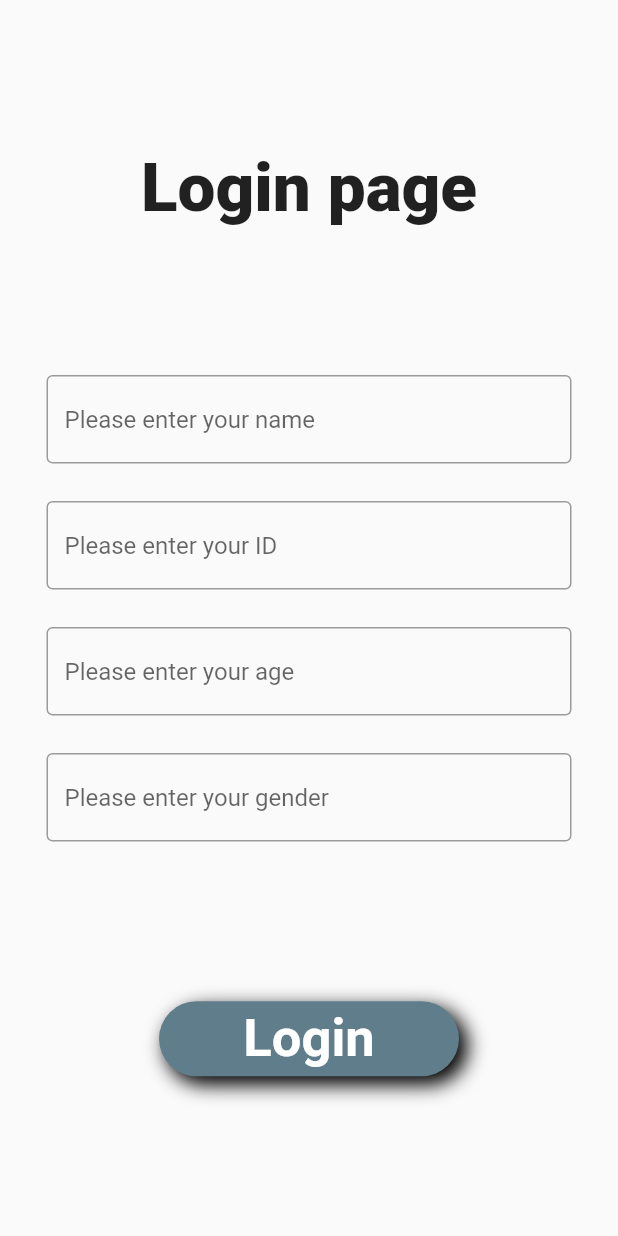
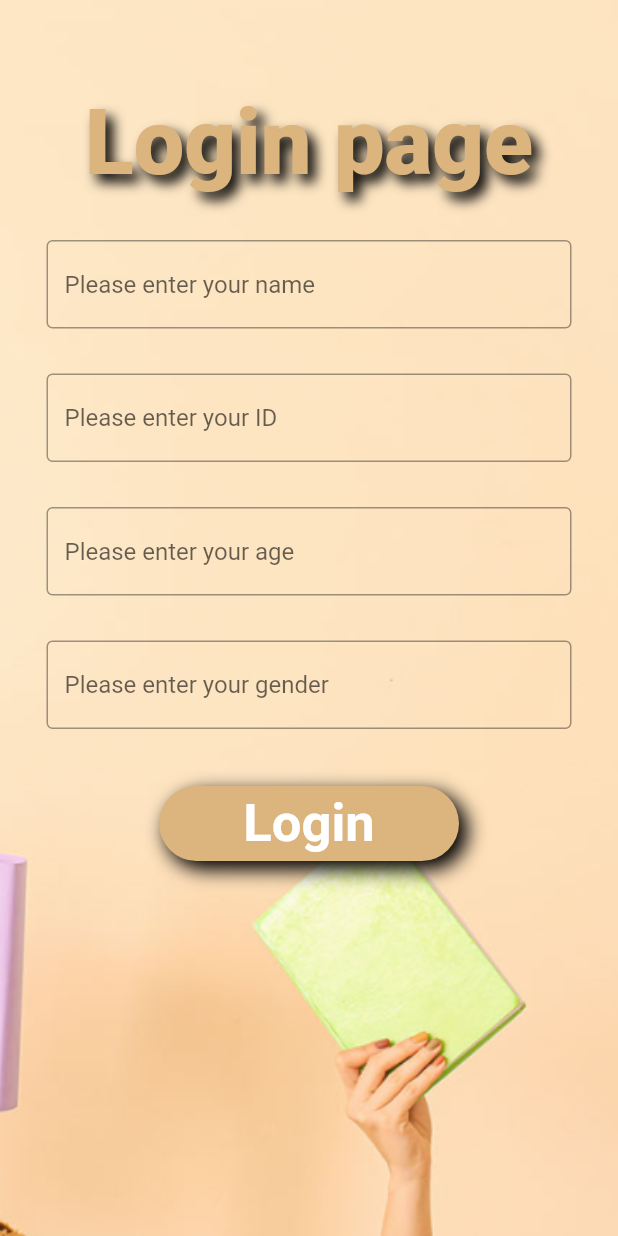
Before and after one commit to May-Cohen/ECT-project, a Flutter app: the screen it shows after launch, on a phone screen of 412 x 824 dp. Run offline on Flutter 3.47's test engine with Material 2 defaults, Android fonts, the phone set to English and light mode, and no system bars; our stand-ins replace csv.

Commit message:
graphics improvments

```diff
--- a/lib/Login page.dart
+++ b/lib/Login page.dart
@@ -1,6 +1,10 @@
 import 'dart:core';
 import 'package:flutter/material.dart';
+import 'dart:io';
+import 'package:csv/csv.dart';
+import 'package:path_provider/path_provider.dart';
 import 'Explanation page.dart';
+import 'globals.dart' as globals;
 
 class LoginPage extends StatefulWidget {
   const LoginPage({super.key});
@@ -9,35 +13,37 @@ class LoginPage extends StatefulWidget {
   State<LoginPage> createState() => _LoginPageState();
 }
 
-String name = '';
-String ID = '';
-String Age = '';
-String Gender = '';
-
 class _LoginPageState extends State<LoginPage> {
   @override
   Widget build(BuildContext context) {
     return Scaffold(
         body: Container(
       decoration: const BoxDecoration(
-              // image: DecorationImage(
-              //     image: AssetImage("assets/images/background.png"),
-              //     fit: BoxFit.cover),
+        image: DecorationImage(
+            image: AssetImage("assets/images/loginPageBackground.png"),
+            fit: BoxFit.cover),
       ),
+      child: Center(
         child: Column(
-              mainAxisAlignment: MainAxisAlignment.spaceEvenly,
           crossAxisAlignment: CrossAxisAlignment.center,
           children: [
+            const SizedBox(height: 60),
             const Text(
               "Login page",
               textAlign: TextAlign.center,
-                  style: TextStyle(fontWeight: FontWeight.w900, fontSize: 45),
+              style: TextStyle(
+                  color: Color.fromARGB(255, 220, 180, 126),
+                  fontWeight: FontWeight.w900,
+                  shadows: <Shadow>[
+                    Shadow(
+                      offset: Offset(5.0, 5.0),
+                      blurRadius: 10.0,
+                      color: Color.fromARGB(255, 0, 0, 0),
                     ),
-                Center(
-                  child: Column(
-                    mainAxisAlignment: MainAxisAlignment.spaceEvenly,
-                    crossAxisAlignment: CrossAxisAlignment.center,
-                    children: [
+                  ],
+                  fontSize: 60),
+            ),
+            const SizedBox(height: 30),
             SizedBox(
               width: 350,
               child: TextField(
@@ -46,11 +52,11 @@ class _LoginPageState extends State<LoginPage> {
                   hintText: 'Please enter your name',
                 ),
                 onChanged: (value1) {
-                            name = value1;
+                  globals.globalVariables.name = value1;
                 },
               ),
             ),
-                      const SizedBox(height: 25),
+            const SizedBox(height: 30),
             SizedBox(
               width: 350,
               child: TextField(
@@ -59,11 +65,11 @@ class _LoginPageState extends State<LoginPage> {
                   hintText: 'Please enter your ID',
                 ),
                 onChanged: (value2) {
-                            ID = value2;
+                  globals.globalVariables.iD = value2;
                 },
               ),
             ),
-                      const SizedBox(height: 25),
+            const SizedBox(height: 30),
             SizedBox(
               width: 350,
               child: TextField(
@@ -72,11 +78,11 @@ class _LoginPageState extends State<LoginPage> {
                   hintText: 'Please enter your age',
                 ),
                 onChanged: (value3) {
-                            Age = value3;
+                  globals.globalVariables.age = value3;
                 },
               ),
             ),
-                      const SizedBox(height: 25),
+            const SizedBox(height: 30),
             SizedBox(
               width: 350,
               child: TextField(
@@ -85,15 +91,14 @@ class _LoginPageState extends State<LoginPage> {
                   hintText: 'Please enter your gender',
                 ),
                 onChanged: (value4) {
-                            Gender = value4;
+                  globals.globalVariables.gender = value4;
                 },
               ),
             ),
-                    ],
-                  ),
-                ),
+            const SizedBox(height: 30),
             TextButton(
               onPressed: () {
+                //generateCsv(globals.globalVariables.data);
                 Navigator.push(
                   context,
                   MaterialPageRoute(
@@ -104,11 +109,11 @@ class _LoginPageState extends State<LoginPage> {
                 height: 50,
                 width: 200,
                 decoration: BoxDecoration(
-                      color: Colors.blueGrey,
+                  color: Color.fromARGB(255, 220, 180, 126),
                   borderRadius: BorderRadius.circular(30),
                   boxShadow: const [
                     BoxShadow(
-                          color: Colors.black,
+                      color: Color.fromARGB(255, 0, 0, 0),
                       offset: Offset(
                         5.0,
                         5.0,
@@ -130,7 +135,34 @@ class _LoginPageState extends State<LoginPage> {
                 ),
               ),
             ),
-              ])),
-    );
+          ],
+        ),
+      ),
+    ));
   }
+
+  // generateCsv(List<List<dynamic>> temp) async {
+  //   List<dynamic> firstRow = [
+  //     "  Name  "
+  //         "  ID  "
+  //         "  Age   "
+  //         "  Gender   "
+  //         "   Score  "
+  //         "   Minimum time    "
+  //   ];
+  //   String name = globals.globalVariables.name;
+  //   String iD = globals.globalVariables.iD;
+  //   String age = globals.globalVariables.age;
+  //   String gender = globals.globalVariables.gender;
+  //   List<dynamic> secondRow = ["  $name " "  $iD " "  $age  " "  $gender "];
+  //   temp.add(firstRow);
+  //   temp.add(secondRow);
+  //   String csvData = const ListToCsvConverter().convert(temp);
+  //   String? directory = (await getExternalStorageDirectory())?.path;
+  //   //(await getApplicationDocumentsDirectory()).path;
+  //   final path = "$directory/$iD.csv";
+  //   print(path);
+  //   final File file = File(path);
+  //   await file.writeAsString(csvData);
+  // }
 }
--- /dev/null
+++ b/lib/globals.dart
@@ -0,0 +1,7 @@
+class globalVariables {
+  static String name = '';
+  static String iD = '';
+  static String age = '';
+  static String gender = '';
+  static List<List<dynamic>> data = [];
+}
```
Also changed, not shown: lib/Explanation page.dart (+18 -9 lines), lib/main.dart (+67 -27 lines), pubspec.yaml (+8 -4 lines), assets/images/ExPageBackground.png (added), assets/images/back.png (added), assets/images/loginPageBackground.png (added), lib/summary.txt (deleted), pubspec.lock, 5 other files. Lines whose indentation alone changed are shown as unchanged.
